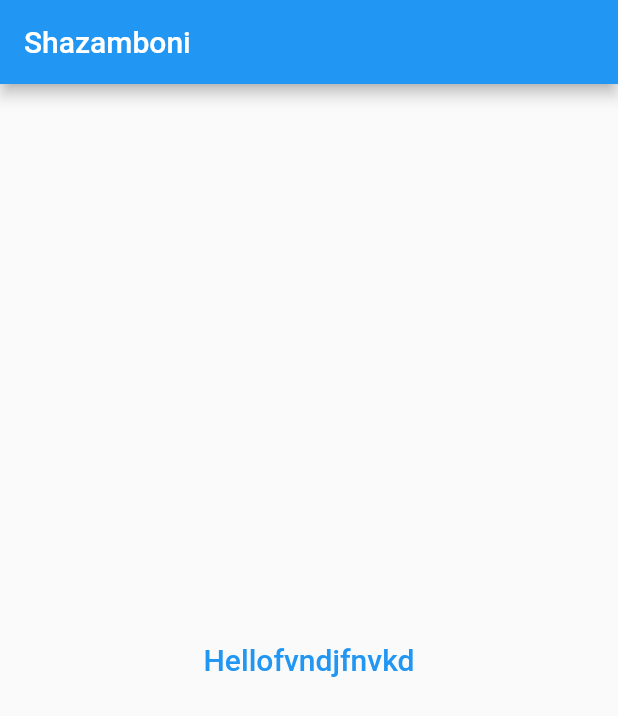
After one commit to kxgolder/Shazamboni, a Flutter app: the screen it shows after launch, on a phone screen of 412 x 824 dp. The commit adds this screen. Shown: the top 716 px of the screen. Run offline on Flutter 3.47's test engine with Material 2 defaults, Android fonts, the phone set to English and light mode, and no system bars.

Commit message:
qwerty - second screen

```diff
--- a/ShazApp/lib/main.dart
+++ b/ShazApp/lib/main.dart
@@ -3,35 +3,18 @@
 // found in the LICENSE file.
 
 import 'package:flutter/material.dart';
+import 'package:untitled/second_screen.dart';
 
-void main() => runApp(MyApp());
+void main() => runApp(const MyApp());
 
 class MyApp extends StatelessWidget {
+  const MyApp({Key? key}) : super(key: key);
+
   @override
   Widget build(BuildContext context) {
-    return MaterialApp(
+    return const MaterialApp(
       title: 'Welcome to Flutter',
-      home: FirstScreen(),
+      home: SecondScreen(),
     );
   }
 }
-
-class FirstScreen extends StatelessWidget {
-  @override
-  Widget build (BuildContext context) {
-    return Scaffold(
-      appBar: AppBar(
-          title: const Text("Shazamboni"),
-        ),
-        body: Center(
-          child: TextButton(
-            onPressed: () {},
-            child: const Text(
-            "Next Page",
-            style: TextStyle(fontSize: 20.0),
-            )
-    )
-    )
-    );
-  }
-}
--- /dev/null
+++ b/ShazApp/lib/second_screen.dart
@@ -0,0 +1,23 @@
+import 'package:flutter/material.dart';
+
+class SecondScreen extends StatelessWidget {
+  const SecondScreen({Key? key}) : super(key: key);
+
+  @override
+  Widget build (BuildContext context) {
+    return Scaffold(
+        appBar: AppBar(
+          title: const Text("Shazamboni"),
+        ),
+        body: Center(
+            child: TextButton(
+                onPressed: () {},
+                child: const Text(
+                  "Hellofvndjfnvkd",
+                  style: TextStyle(fontSize: 20.0),
+                )
+            )
+        )
+    );
+  }
+}
```
